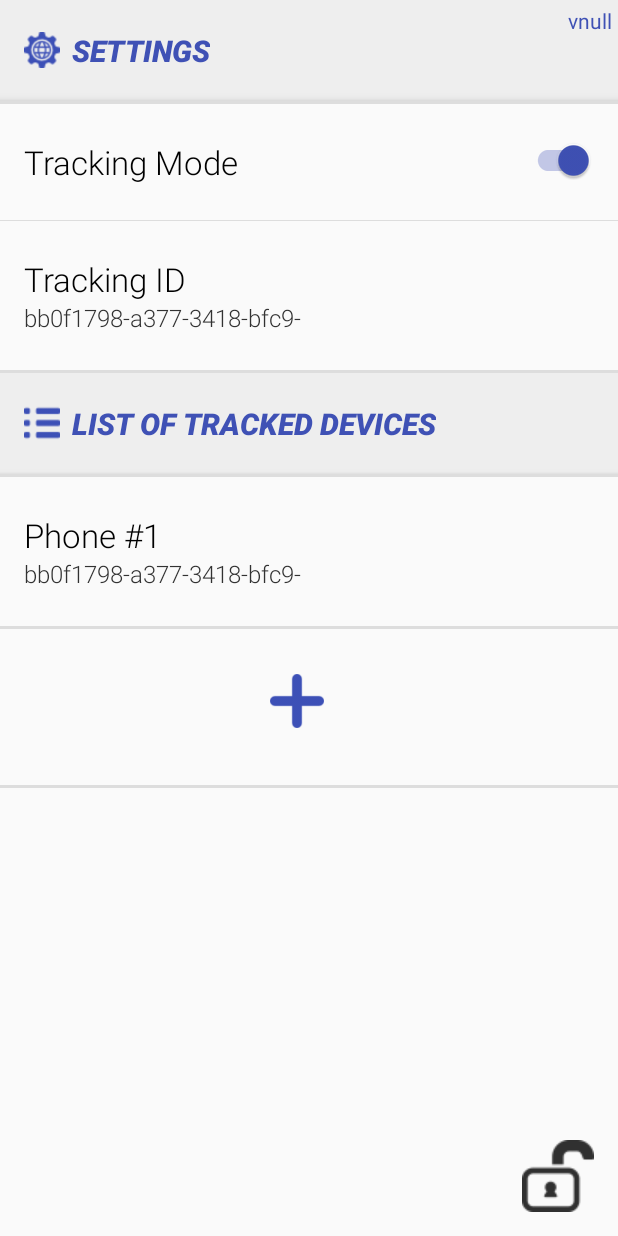
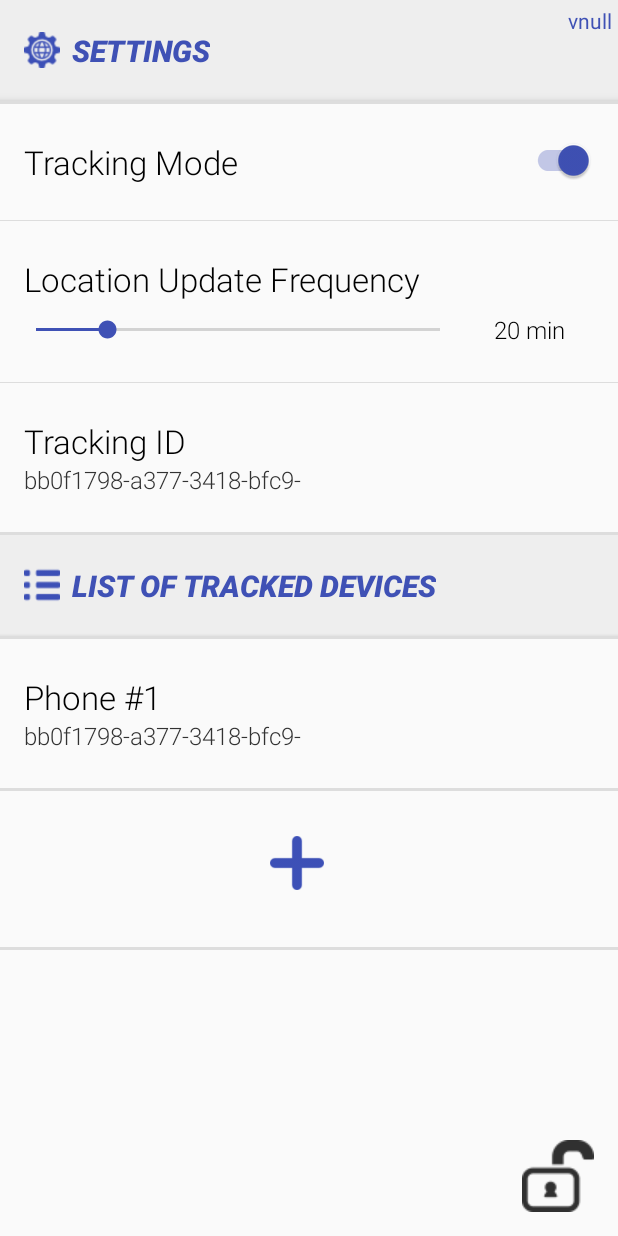
Before and after one commit to Pavel87/TrackR, an Android app: the SettingsActivity screen opened directly, with no data from a screen before it, after a tap on an icon or button, on a phone screen of 412 x 824 dp. Run offline under Robolectric (Android 15) with nearby library versions, the phone set to English and light mode, and no system bars; libraries missing offline, so code that uses them is left out: com.firebase.client.

Commit message:
Added setting to configure location upload frequency

```diff
--- a/app/build.gradle
+++ b/app/build.gradle
@@ -14,8 +14,8 @@ android {
         applicationId "com.pacmac.trackr"
         minSdkVersion 16
         targetSdkVersion 25
-        versionCode 16
-        versionName "2.0.6"
+        versionCode 17
+        versionName "2.0.7"
     }
     buildTypes {
         release {
--- a/app/src/main/java/com/pacmac/trackr/AdapterReceivingIds.java
+++ b/app/src/main/java/com/pacmac/trackr/AdapterReceivingIds.java
@@ -1,6 +1,7 @@
 package com.pacmac.trackr;
 
 import android.content.Context;
+import android.content.SharedPreferences;
 import android.graphics.BitmapFactory;
 import android.support.v7.widget.RecyclerView;
 import android.support.v7.widget.SwitchCompat;
@@ -9,6 +10,7 @@ import android.view.View;
 import android.view.ViewGroup;
 import android.widget.ImageButton;
 import android.widget.ImageView;
+import android.widget.SeekBar;
 import android.widget.TextView;
 
 import java.util.ArrayList;
@@ -20,6 +22,7 @@ import java.util.ArrayList;
 
 public class AdapterReceivingIds extends RecyclerView.Adapter<RecyclerView.ViewHolder> {
 
+    private final int SEEKBAR_OFFSET = 5;
     private ArrayList<SettingsObject> mDataset;
     private SettingsInteractionListener listener = null;
     private Context context;
@@ -30,15 +33,6 @@ public class AdapterReceivingIds extends RecyclerView.Adapter<RecyclerView.ViewH
         notifyItemInserted(position);
     }
 
-//    public void update(ArrayList<SettingsObject> mDataset) {
-//        this.mDataset = mDataset;
-//        notifyDataSetChanged();
-//    }
-//    public void remove(String item) {
-//        int position = mDataset.indexOf(item);
-//        mDataset.remove(position);
-//        notifyItemRemoved(position);
-//    }
 
     // Provide a suitable constructor (depends on the kind of dataset)
     public AdapterReceivingIds(ArrayList<SettingsObject> myDataset, SettingsInteractionListener listener, Context context) {
@@ -70,6 +64,8 @@ public class AdapterReceivingIds extends RecyclerView.Adapter<RecyclerView.ViewH
             return new VHItem(LayoutInflater.from(parent.getContext()).inflate(R.layout.row_rec_id, parent, false));
         } else if (viewType == Constants.TYPE_TRACK_SWITCH) {
             return new VHTrackingSwitch(LayoutInflater.from(parent.getContext()).inflate(R.layout.row_track_switch, parent, false));
+        } else if (viewType == Constants.TYPE_TRACK_FREQUENCY) {
+            return new VHTrackingFreq(LayoutInflater.from(parent.getContext()).inflate(R.layout.row_track_freq, parent, false));
         } else if (viewType == Constants.TYPE_TRACKID) {
             return new VHTrackId(LayoutInflater.from(parent.getContext()).inflate(R.layout.row_track_id, parent, false));
         } else if (viewType == Constants.TYPE_FOOTER) {
@@ -107,18 +103,46 @@ public class AdapterReceivingIds extends RecyclerView.Adapter<RecyclerView.ViewH
 
         } else if (type == Constants.TYPE_HEADER) {
             ((VHHeader) holder).header.setText(mDataset.get(position).getId());
-            if(position != 0) {
+            if (position != 0) {
                 ((VHHeader) holder).headerImg.setImageDrawable(context.getResources().getDrawable(R.drawable.signs));
             }
         } else if (type == Constants.TYPE_TRACKID) {
             ((VHTrackId) holder).trackingID.setText(mDataset.get(position).getId());
+        } else if (type == Constants.TYPE_TRACK_FREQUENCY) {
+            SharedPreferences preferences = context.getSharedPreferences(Constants.PACKAGE_NAME + Constants.PREF_TRACKR, context.MODE_PRIVATE);
+            int freq = preferences.getInt(Constants.TRACKING_FREQ, Constants.TIME_BATTERY_OK);
+            ((VHTrackingFreq) holder).seekBar.setProgress(freq - SEEKBAR_OFFSET);
+            ((VHTrackingFreq) holder).updateTime.setText(freq + " min");
+            ((VHTrackingFreq) holder).seekBar.setOnSeekBarChangeListener(new SeekBar.OnSeekBarChangeListener() {
+                @Override
+                public void onProgressChanged(SeekBar seekBar, int progress, boolean b) {
+                    ((VHTrackingFreq) holder).updateTime.setText(String.valueOf(progress + SEEKBAR_OFFSET) + " min");
+                }
+
+                @Override
+                public void onStartTrackingTouch(SeekBar seekBar) {
+                }
+
+                @Override
+                public void onStopTrackingTouch(SeekBar seekBar) {
+                    SharedPreferences preferences = context.getSharedPreferences(Constants.PACKAGE_NAME + Constants.PREF_TRACKR, context.MODE_PRIVATE);
+                    SharedPreferences.Editor editor = preferences.edit();
+                    editor.putInt(Constants.TRACKING_FREQ, seekBar.getProgress() + SEEKBAR_OFFSET);
+                    editor.commit();
+                    if (listener != null) {
+                        listener.settingsInteractionRequest(position,mDataset.get(position));
+                    }
+                }
+            });
+
+
         } else if (type == Constants.TYPE_TRACK_SWITCH) {
             ((VHTrackingSwitch) holder).switchTracking.setOnClickListener(new View.OnClickListener() {
                 @Override
                 public void onClick(View view) {
                     if (listener != null) {
                         boolean isChecked = ((VHTrackingSwitch) holder).switchTracking.isChecked();
-                    //    ((VHTrackingSwitch) holder).switchTracking.setChecked(!isChecked);
+                        //    ((VHTrackingSwitch) holder).switchTracking.setChecked(!isChecked);
                         mDataset.set(position, new SettingsObject(Constants.TYPE_TRACK_SWITCH, isChecked));
                         listener.settingsInteractionRequest(position, mDataset.get(position));
                     }
@@ -153,9 +177,6 @@ public class AdapterReceivingIds extends RecyclerView.Adapter<RecyclerView.ViewH
     }
 
 
-
-
-
     public class VHItem extends RecyclerView.ViewHolder {
         // each data item is just a string in this case
         public TextView recID;
@@ -188,6 +209,17 @@ public class AdapterReceivingIds extends RecyclerView.Adapter<RecyclerView.ViewH
         }
     }
 
+    class VHTrackingFreq extends RecyclerView.ViewHolder {
+        private SeekBar seekBar = null;
+        private TextView updateTime = null;
+
+        public VHTrackingFreq(View trackSeekBarFreq) {
+            super(trackSeekBarFreq);
+            seekBar = (SeekBar) trackSeekBarFreq.findViewById(R.id.locUpdateFreq);
+            updateTime = (TextView) trackSeekBarFreq.findViewById(R.id.updateFreqText);
+        }
+    }
+
     class VHTrackId extends RecyclerView.ViewHolder {
         public TextView trackingID;
 
--- a/app/src/main/java/com/pacmac/trackr/MainActivity.java
+++ b/app/src/main/java/com/pacmac/trackr/MainActivity.java
@@ -22,6 +22,8 @@ import android.util.Log;
 import android.view.LayoutInflater;
 import android.view.View;
 import android.view.Window;
+import android.view.animation.Animation;
+import android.view.animation.ScaleAnimation;
 import android.widget.ImageButton;
 import android.widget.ImageView;
 import android.widget.LinearLayout;
@@ -221,7 +223,7 @@ public class MainActivity extends AppCompatActivity implements NetworkStateListe
 
     private void showRateMyAppDialog() {
 
-        if(preferences.getBoolean(Constants.RATING_POPUP_ENABLED, true)) {
+        if (preferences.getBoolean(Constants.RATING_POPUP_ENABLED, true)) {
 
             int counter = preferences.getInt(Constants.RATING_POPUP_COUNTER, 0);
             counter++;
@@ -328,7 +330,9 @@ public class MainActivity extends AppCompatActivity implements NetworkStateListe
 
                                     if (locationRecList.containsKey(i) && locationRecList.get(i).getTimestamp() == timeStamp) {
                                         if (i == itemNumber && progressDialog != null && progressDialog.isShowing()) {
-                                            if (timeStamp < System.currentTimeMillis() - Constants.TIME_BATTERY_LOW) {
+                                            if (timeStamp < System.currentTimeMillis() -
+                                                    (preferences.getInt(Constants.TRACKING_FREQ, Constants.TIME_BATTERY_OK) + 25) * 60 * 1000) {
+                                                // TODO UPDATE THIS MSG AS IT CAN BE MORE THAN 40 minutes
                                                 Utility.showToast(getApplicationContext(),
                                                         recIdDataSet.get(i).getAlias() + " " + getString(R.string.no_new_updates));
                                             } else {
@@ -418,7 +422,14 @@ public class MainActivity extends AppCompatActivity implements NetworkStateListe
         skipConnReceiverTrigger = true;
         registerReceiver(connReceiver, new IntentFilter("android.net.conn.CONNECTIVITY_CHANGE"));
         if (!refreshViewsIfChangeOccured()) {
-            checkIfshouldTryRetrieveDevicePosition();
+            //checkIfshouldTryRetrieveDevicePosition();
+            if (recIdDataSet.size() == 0) {
+                Utility.showToast(getApplicationContext(), getString(R.string.rec_id_wrong));
+                enableSearchButton();
+                return;
+            }
+
+            tryToRetrieveNewLocationWithProgress();
         }
     }
 
@@ -443,7 +454,8 @@ public class MainActivity extends AppCompatActivity implements NetworkStateListe
 
             if (locationRecList.containsKey(i)) {
                 // if location record exist and last location is stall then we want to updated
-                shouldConnectToFB = !(locationRecList.get(i).getTimestamp() > (System.currentTimeMillis() - Constants.UPDATE_TIMEOUT));
+                long updateTimeout = (preferences.getInt(Constants.TRACKING_FREQ, Constants.TIME_BATTERY_OK) / 2) * 60 * 1000;
+                shouldConnectToFB = !(locationRecList.get(i).getTimestamp() > (System.currentTimeMillis() - updateTimeout));
             } else {
                 // if location record doesn't exist for this id then we want to request data from server
                 shouldConnectToFB = true;
@@ -651,6 +663,7 @@ public class MainActivity extends AppCompatActivity implements NetworkStateListe
                         itemNumber = Integer.parseInt(((TextView) view).getHint().toString());
                         invalidateRecButtonsViews(linearLayout);
                         view.setSelected(true);
+
                         // check if we already hav any location for this id first
                         if (locationRecList.containsKey(itemNumber)) {
                             displayDeviceLocation(locationRecList.get(itemNumber), false);
--- a/app/src/main/java/com/pacmac/trackr/SettingsActivity.java
+++ b/app/src/main/java/com/pacmac/trackr/SettingsActivity.java
@@ -24,6 +24,8 @@ import org.json.JSONObject;
 import java.util.ArrayList;
 
 public class SettingsActivity extends AppCompatActivity implements SettingsInteractionListener {
+
+    private final int MIN_ITEMS_IN_LIST = 7;
 
     private SharedPreferences preferences = null;
     private TextView appVersion;
@@ -53,7 +55,7 @@ public class SettingsActivity extends AppCompatActivity implements SettingsInter
 
             int position = viewHolder.getAdapterPosition();
 
-            if (recIdDataSet.size() == 6) {
+            if (recIdDataSet.size() == MIN_ITEMS_IN_LIST) {
                 //this condition will ensure that we will keep at least 1 ID
                 ((AdapterReceivingIds) adapterForRecIdList).notifyDataSetChanged();
                 return;
@@ -148,7 +150,7 @@ public class SettingsActivity extends AppCompatActivity implements SettingsInter
 
                 // TODO NEED TO CREATE RULE FOR IDs (characters which we can use)
                 if (id != null && id.length() > 7 && id.length() < 33) {
-                    if(id.contains("/") || id.contains("\\")) {
+                    if (id.contains("/") || id.contains("\\")) {
                         Utility.showToast(getApplicationContext(), getString(R.string.id_char_error));
                     } else {
                         saveIDandUpdateView(type, null, id, position);
@@ -349,6 +351,7 @@ public class SettingsActivity extends AppCompatActivity implements SettingsInter
         if (isTrackingOn) {
             settingsInteractionRequest(1, new SettingsObject(Constants.TYPE_TRACK_SWITCH, !isTrackingOn));
         }
+        // TODO IF TRACKING WAS ON SHOW TOAST MSG TO USER THAT HE HAS TO TURN IT ON OR START IT AUTOMATICALLY
         return isTrackingOn;
     }
 
@@ -375,13 +378,19 @@ public class SettingsActivity extends AppCompatActivity implements SettingsInter
                 }
                 recIdDataSet.set(position, object);
                 break;
+            case Constants.TYPE_TRACK_FREQUENCY:
+                if(ifTrackingOnTurnItOff()) {
+                    ((AdapterReceivingIds) adapterForRecIdList).notifyDataSetChanged();
+                    Utility.showToast(getApplicationContext(), "Tracking Mode has to be started again.");
+                }
+                break;
             case Constants.TYPE_NORMAL:
                 createRecIdDialog(Constants.TYPE_NORMAL, position);
                 break;
             case Constants.TYPE_FOOTER:
                 // We will insert new rec id only if the total count in list is less than 10
                 // which means 5 default + max 5 rec ids
-                if (recIdDataSet.size() < 10) {
+                if (recIdDataSet.size() < 11) {
                     createRecIdDialog(Constants.TYPE_NORMAL, -1);
                 } else {
                     Utility.showToast(getApplicationContext(), "Max list length reached");
@@ -406,10 +415,10 @@ public class SettingsActivity extends AppCompatActivity implements SettingsInter
 
         recIdDataSet.add(new SettingsObject(Constants.TYPE_HEADER, getString(R.string.title_activity_settings)));
         recIdDataSet.add(new SettingsObject(Constants.TYPE_TRACK_SWITCH, preferences.getBoolean(Constants.TRACKING_STATE, false)));
+        recIdDataSet.add(new SettingsObject(Constants.TYPE_TRACK_FREQUENCY, false)); // boolean has no value for this type
         recIdDataSet.add(new SettingsObject(Constants.TYPE_TRACKID, null, preferences.getString(Constants.TRACKING_ID_RAW, "Error #5#"),
                 preferences.getString(Constants.TRACKING_ID_RAW, "Error #5#")));
         recIdDataSet.add(new SettingsObject(Constants.TYPE_HEADER, getString(R.string.rec_id_list_title)));
-        // TODO add for loop to add all rec ids
 
         String jsonString = Utility.loadJsonStringFromFile(getFilesDir() + Constants.JSON_REC_IDS_FILE_NAME);
 
--- a/app/src/main/java/com/pacmac/trackr/Utility.java
+++ b/app/src/main/java/com/pacmac/trackr/Utility.java
@@ -213,10 +213,10 @@ public class Utility {
 
    sb.append(context.getString(R.string.updateMsg1));
         sb.append("\n");
-        sb.append(context.getString(R.string.updateMsg2));
-        sb.append("\n");
-        sb.append(context.getString(R.string.updateMsg3));
-        sb.append("\n");
+//        sb.append(context.getString(R.string.updateMsg2));
+//        sb.append("\n");
+//        sb.append(context.getString(R.string.updateMsg3));
+//        sb.append("\n");
 //        sb.append(context.getString(R.string.updateMsg4));
 //        sb.append("\n");
 //        sb.append(context.getString(R.string.updateMsg5));
@@ -500,7 +500,7 @@ public class Utility {
             sb.append(recIdObjList.get(0).convertToJSONString(0));
         } else {
             // We have to exclude first 4 items related to track mode and last item which is footer
-            for (int i = 4; i < recIdObjList.size() - 2; i++) {
+            for (int i = 5; i < recIdObjList.size() - 2; i++) {
                 sb.append(recIdObjList.get(i).convertToJSONString(i) + ",");
             }
             sb.append(recIdObjList.get(recIdObjList.size() - 2).convertToJSONString(recIdObjList.size() - 2));
--- /dev/null
+++ b/app/src/main/res/layout/row_track_freq.xml
@@ -0,0 +1,63 @@
+<?xml version="1.0" encoding="utf-8"?>
+<LinearLayout xmlns:android="http://schemas.android.com/apk/res/android"
+    android:layout_width="match_parent"
+    android:layout_height="wrap_content"
+    android:orientation="vertical">
+
+    <LinearLayout
+        android:layout_width="match_parent"
+        android:layout_height="match_parent"
+        android:gravity="center_vertical"
+        android:orientation="vertical"
+        android:paddingBottom="24dp"
+        android:paddingRight="16dp"
+        android:paddingTop="24dp">
+
+
+        <TextView
+            android:layout_width="wrap_content"
+            android:layout_height="wrap_content"
+            android:layout_gravity="left"
+            android:fontFamily="sans-serif-light"
+            android:paddingLeft="16dp"
+            android:text="@string/update_freq_label"
+            android:textColor="@android:color/black"
+            android:textSize="22sp" />
+
+        <LinearLayout
+            android:layout_width="match_parent"
+            android:layout_height="match_parent"
+            android:gravity="center_vertical"
+            android:orientation="horizontal"
+            android:paddingLeft="8dp"
+            android:paddingTop="8dp">
+
+            <SeekBar
+                android:id="@+id/locUpdateFreq"
+                android:layout_width="0dp"
+                android:layout_height="wrap_content"
+                android:layout_weight="3.5"
+                android:drawingCacheQuality="high"
+                android:hapticFeedbackEnabled="true"
+                android:max="85"
+                android:progress="25" />
+
+            <TextView
+                android:id="@+id/updateFreqText"
+                android:layout_width="0dp"
+                android:layout_height="wrap_content"
+                android:layout_weight="1"
+                android:fontFamily="sans-serif-light"
+                android:gravity="center"
+                android:text="30 min"
+                android:textColor="@android:color/black"
+                android:textSize="16sp" />
+
+        </LinearLayout>
+    </LinearLayout>
+
+    <View
+        android:layout_width="match_parent"
+        android:layout_height="0.5dp"
+        android:background="#dddddd" />
+</LinearLayout>
--- a/app/src/main/res/layout/tracking_id_button_layout.xml
+++ b/app/src/main/res/layout/tracking_id_button_layout.xml
@@ -11,7 +11,7 @@
         android:background="@drawable/recid_bg"
         android:fontFamily="sans-serif-medium"
         android:gravity="center_horizontal|center_vertical"
-        android:text="Tr"
+        android:text="T"
         android:textAllCaps="true"
         android:textColor="@color/text_nightMode"
         android:textSize="16sp"
--- a/app/src/main/res/values/strings.xml
+++ b/app/src/main/res/values/strings.xml
@@ -37,7 +37,7 @@
     <string name="no_location">Tracked device has not reported location yet</string>
     <string name="share_header">*****************************</string>
     <string name="new_update_title">New TrackR Update v</string>
-    <string name="updateMsg1">- New About Screen accessible from main screen.</string>
+    <string name="updateMsg1">- NEW setting for location update frequency.</string>
     <string name="updateMsg2">- About screen includes useful tips in case app is not working correctly.</string>
     <string name="updateMsg3">- Slight update to UI.</string>
     <string name="updateMsg4">- Map is now supporting multiple devices.</string>
@@ -75,4 +75,5 @@
     <string name="about_text2">Application offers location tracking functionality between two android devices. App can run in two modes:\n\n-Location Transmitter\n\n-Location Receiver (of one or more devices)</string>
     <string name="contact">For support contact pacmac.dev@gmail.com\n\nThank you for using Device Tracker, p@cmac.</string>
     <string name="something_wrong">Something is wrong!</string>
+    <string name="update_freq_label">Location Update Frequency</string>
 </resources>
```
Also changed, not shown: app/src/main/java/com/pacmac/trackr/Constants.java (+4 -4 lines), app/src/main/java/com/pacmac/trackr/LocationService.java (+13 -6 lines), app/src/main/java/com/pacmac/trackr/SettingsObject.java (+1 -7 lines), 3 other files.
